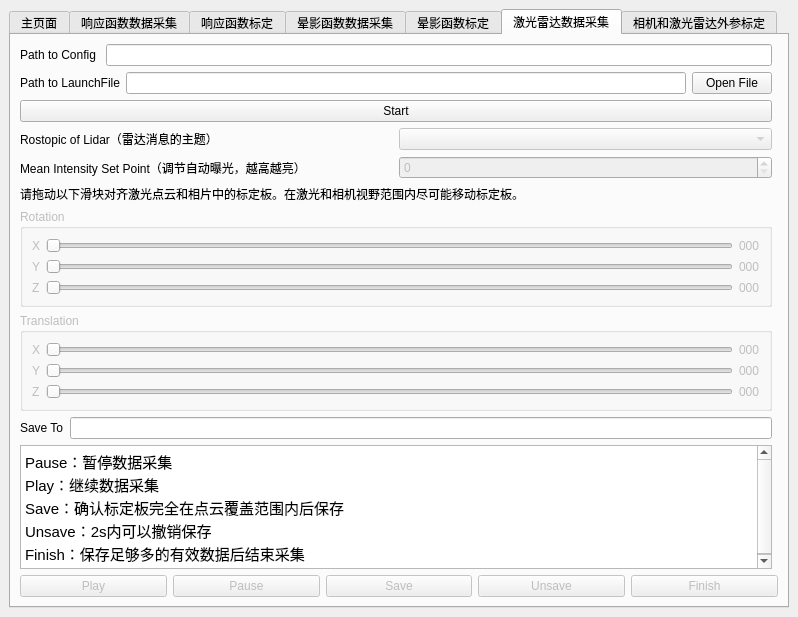
Above: src/mainwindow.ui from KangJialiang/Data-Platform before the change. Below: the same form after it.
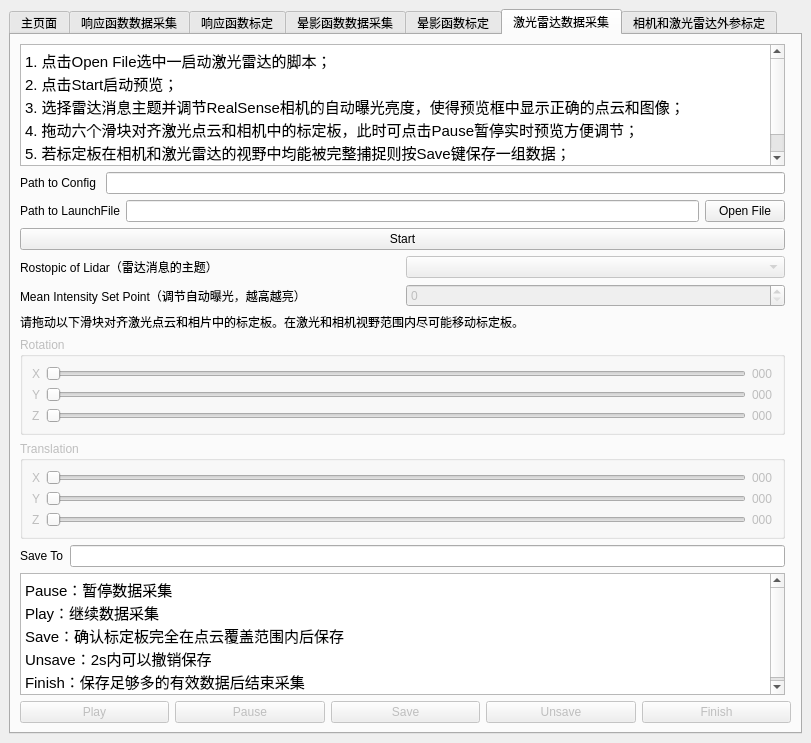
That is the form after the change. The open tabs and pages were chosen to show the change.

Diff of the .ui file:
```diff
--- a/src/mainwindow.ui
+++ b/src/mainwindow.ui
@@ -6,8 +6,8 @@
    <rect>
     <x>0</x>
     <y>0</y>
-    <width>798</width>
-    <height>617</height>
+    <width>811</width>
+    <height>743</height>
    </rect>
   </property>
   <property name="windowTitle">
@@ -18,7 +18,7 @@
   </property>
   <widget class="QWidget" name="centralwidget">
    <layout class="QGridLayout" name="gridLayout">
-    <item row="0" column="0">
+    <item row="0" column="1">
      <widget class="QTabWidget" name="tabWidget">
       <property name="mouseTracking">
        <bool>false</bool>
@@ -694,116 +694,142 @@
         <string>激光雷达数据采集</string>
        </attribute>
        <layout class="QGridLayout" name="gridLayout_10">
+        <item row="12" column="0">
+         <layout class="QHBoxLayout" name="saveToGroup">
+          <item>
+           <widget class="QLabel" name="saveToLabel">
+            <property name="text">
+             <string>Save To</string>
+            </property>
+           </widget>
+          </item>
+          <item>
+           <widget class="QLineEdit" name="saveToLine"/>
+          </item>
+         </layout>
+        </item>
         <item row="7" column="0">
+         <layout class="QHBoxLayout" name="AEControlGroupP5">
+          <item>
+           <widget class="QLabel" name="AEControlLabelP5">
+            <property name="text">
+             <string>Mean Intensity Set Point（调节自动曝光，越高越亮）</string>
+            </property>
+           </widget>
+          </item>
+          <item>
+           <widget class="QSpinBox" name="AEControlBoxP5">
+            <property name="enabled">
+             <bool>false</bool>
+            </property>
+            <property name="maximum">
+             <number>10000</number>
+            </property>
+           </widget>
+          </item>
+         </layout>
+        </item>
+        <item row="1" column="0">
+         <layout class="QHBoxLayout" name="horizontalLayout_2">
+          <item>
+           <widget class="QLabel" name="pathToConfigLabelP5">
+            <property name="text">
+             <string>Path to Config </string>
+            </property>
+           </widget>
+          </item>
+          <item>
+           <widget class="QLineEdit" name="pathToConfigLineP5"/>
+          </item>
+         </layout>
+        </item>
+        <item row="3" column="0">
+         <widget class="QPushButton" name="startButtonP5">
+          <property name="text">
+           <string>Start</string>
+          </property>
+         </widget>
+        </item>
+        <item row="13" column="0">
+         <widget class="QTextBrowser" name="textBrowser_2">
+          <property name="html">
+           <string>&lt;!DOCTYPE HTML PUBLIC &quot;-//W3C//DTD HTML 4.0//EN&quot; &quot;http://www.w3.org/TR/REC-html40/strict.dtd&quot;&gt;
+&lt;html&gt;&lt;head&gt;&lt;meta name=&quot;qrichtext&quot; content=&quot;1&quot; /&gt;&lt;style type=&quot;text/css&quot;&gt;
+p, li { white-space: pre-wrap; }
+&lt;/style&gt;&lt;/head&gt;&lt;body style=&quot; font-family:'Ubuntu'; font-size:11pt; font-weight:400; font-style:normal;&quot;&gt;
+&lt;p style=&quot; margin-top:0px; margin-bottom:0px; margin-left:0px; margin-right:0px; -qt-block-indent:0; text-indent:0px;&quot;&gt;Pause：暂停数据采集&lt;/p&gt;
+&lt;p style=&quot; margin-top:0px; margin-bottom:0px; margin-left:0px; margin-right:0px; -qt-block-indent:0; text-indent:0px;&quot;&gt;Play：继续数据采集&lt;/p&gt;
+&lt;p style=&quot; margin-top:0px; margin-bottom:0px; margin-left:0px; margin-right:0px; -qt-block-indent:0; text-indent:0px;&quot;&gt;Save：确认标定板完全在点云覆盖范围内后保存   &lt;/p&gt;
+&lt;p style=&quot; margin-top:0px; margin-bottom:0px; margin-left:0px; margin-right:0px; -qt-block-indent:0; text-indent:0px;&quot;&gt;Unsave：2s内可以撤销保存&lt;/p&gt;
+&lt;p style=&quot; margin-top:0px; margin-bottom:0px; margin-left:0px; margin-right:0px; -qt-block-indent:0; text-indent:0px;&quot;&gt;Finish：保存足够多的有效数据后结束采集&lt;/p&gt;&lt;/body&gt;&lt;/html&gt;</string>
+          </property>
+         </widget>
+        </item>
+        <item row="14" column="0" colspan="2">
+         <layout class="QHBoxLayout" name="buttonGroup">
+          <item>
+           <widget class="QPushButton" name="playButtonP5">
+            <property name="enabled">
+             <bool>false</bool>
+            </property>
+            <property name="text">
+             <string>Play</string>
+            </property>
+           </widget>
+          </item>
+          <item>
+           <widget class="QPushButton" name="pauseButtonP5">
+            <property name="enabled">
+             <bool>false</bool>
+            </property>
+            <property name="text">
+             <string>Pause</string>
+            </property>
+           </widget>
+          </item>
+          <item>
+           <widget class="QPushButton" name="saveButton">
+            <property name="enabled">
+             <bool>false</bool>
+            </property>
+            <property name="text">
+             <string>Save</string>
+            </property>
+           </widget>
+          </item>
+          <item>
+           <widget class="QPushButton" name="unsaveButtonP5">
+            <property name="enabled">
+             <bool>false</bool>
+            </property>
+            <property name="text">
+             <string>Unsave</string>
+            </property>
+            <property name="checkable">
+             <bool>false</bool>
+            </property>
+           </widget>
+          </item>
+          <item>
+           <widget class="QPushButton" name="finishButton">
+            <property name="enabled">
+             <bool>false</bool>
+            </property>
+            <property name="text">
+             <string>Finish</string>
+            </property>
+           </widget>
+          </item>
+         </layout>
+        </item>
+        <item row="9" column="0">
          <widget class="QLabel" name="label">
           <property name="text">
            <string>请拖动以下滑块对齐激光点云和相片中的标定板。在激光和相机视野范围内尽可能移动标定板。</string>
           </property>
          </widget>
         </item>
-        <item row="3" column="0">
-         <layout class="QHBoxLayout" name="rosTopicGroupP5">
-          <item>
-           <widget class="QLabel" name="rosTopicLabelP5">
-            <property name="text">
-             <string>Rostopic of Lidar（雷达消息的主题）</string>
-            </property>
-           </widget>
-          </item>
-          <item>
-           <widget class="QComboBox" name="rosTopicBoxP5">
-            <property name="enabled">
-             <bool>false</bool>
-            </property>
-           </widget>
-          </item>
-         </layout>
-        </item>
-        <item row="9" column="0">
-         <widget class="QGroupBox" name="translationGroup">
-          <property name="enabled">
-           <bool>false</bool>
-          </property>
-          <property name="title">
-           <string>Translation</string>
-          </property>
-          <layout class="QGridLayout" name="gridLayout_9">
-           <item row="0" column="0">
-            <widget class="QLabel" name="tx_label">
-             <property name="text">
-              <string>X</string>
-             </property>
-            </widget>
-           </item>
-           <item row="0" column="1">
-            <widget class="QSlider" name="tx_slide">
-             <property name="maximum">
-              <number>1000</number>
-             </property>
-             <property name="orientation">
-              <enum>Qt::Horizontal</enum>
-             </property>
-            </widget>
-           </item>
-           <item row="2" column="0">
-            <widget class="QLabel" name="tz_label">
-             <property name="text">
-              <string>Z</string>
-             </property>
-            </widget>
-           </item>
-           <item row="1" column="2">
-            <widget class="QLabel" name="ty_text">
-             <property name="text">
-              <string>000</string>
-             </property>
-            </widget>
-           </item>
-           <item row="2" column="1">
-            <widget class="QSlider" name="tz_slide">
-             <property name="maximum">
-              <number>1000</number>
-             </property>
-             <property name="orientation">
-              <enum>Qt::Horizontal</enum>
-             </property>
-            </widget>
-           </item>
-           <item row="0" column="2">
-            <widget class="QLabel" name="tx_text">
-             <property name="text">
-              <string>000</string>
-             </property>
-            </widget>
-           </item>
-           <item row="1" column="1">
-            <widget class="QSlider" name="ty_slide">
-             <property name="maximum">
-              <number>1000</number>
-             </property>
-             <property name="orientation">
-              <enum>Qt::Horizontal</enum>
-             </property>
-            </widget>
-           </item>
-           <item row="2" column="2">
-            <widget class="QLabel" name="tz_text">
-             <property name="text">
-              <string>000</string>
-             </property>
-            </widget>
-           </item>
-           <item row="1" column="0">
-            <widget class="QLabel" name="ty_label">
-             <property name="text">
-              <string>Y</string>
-             </property>
-            </widget>
-           </item>
-          </layout>
-         </widget>
-        </item>
-        <item row="1" column="0">
+        <item row="2" column="0">
          <layout class="QHBoxLayout" name="horizontalLayout_6">
           <item>
            <widget class="QLabel" name="pathToLaunchFileLableP5">
@@ -828,43 +854,7 @@
           </item>
          </layout>
         </item>
-        <item row="11" column="0">
-         <widget class="QTextBrowser" name="textBrowser_2">
-          <property name="html">
-           <string>&lt;!DOCTYPE HTML PUBLIC &quot;-//W3C//DTD HTML 4.0//EN&quot; &quot;http://www.w3.org/TR/REC-html40/strict.dtd&quot;&gt;
-&lt;html&gt;&lt;head&gt;&lt;meta name=&quot;qrichtext&quot; content=&quot;1&quot; /&gt;&lt;style type=&quot;text/css&quot;&gt;
-p, li { white-space: pre-wrap; }
-&lt;/style&gt;&lt;/head&gt;&lt;body style=&quot; font-family:'Ubuntu'; font-size:11pt; font-weight:400; font-style:normal;&quot;&gt;
-&lt;p style=&quot; margin-top:0px; margin-bottom:0px; margin-left:0px; margin-right:0px; -qt-block-indent:0; text-indent:0px;&quot;&gt;Pause：暂停数据采集&lt;/p&gt;
-&lt;p style=&quot; margin-top:0px; margin-bottom:0px; margin-left:0px; margin-right:0px; -qt-block-indent:0; text-indent:0px;&quot;&gt;Play：继续数据采集&lt;/p&gt;
-&lt;p style=&quot; margin-top:0px; margin-bottom:0px; margin-left:0px; margin-right:0px; -qt-block-indent:0; text-indent:0px;&quot;&gt;Save：确认标定板完全在点云覆盖范围内后保存   &lt;/p&gt;
-&lt;p style=&quot; margin-top:0px; margin-bottom:0px; margin-left:0px; margin-right:0px; -qt-block-indent:0; text-indent:0px;&quot;&gt;Unsave：2s内可以撤销保存&lt;/p&gt;
-&lt;p style=&quot; margin-top:0px; margin-bottom:0px; margin-left:0px; margin-right:0px; -qt-block-indent:0; text-indent:0px;&quot;&gt;Finish：保存足够多的有效数据后结束采集&lt;/p&gt;&lt;/body&gt;&lt;/html&gt;</string>
-          </property>
-         </widget>
-        </item>
-        <item row="5" column="0">
-         <layout class="QHBoxLayout" name="AEControlGroupP5">
-          <item>
-           <widget class="QLabel" name="AEControlLabelP5">
-            <property name="text">
-             <string>Mean Intensity Set Point（调节自动曝光，越高越亮）</string>
-            </property>
-           </widget>
-          </item>
-          <item>
-           <widget class="QSpinBox" name="AEControlBoxP5">
-            <property name="enabled">
-             <bool>false</bool>
-            </property>
-            <property name="maximum">
-             <number>10000</number>
-            </property>
-           </widget>
-          </item>
-         </layout>
-        </item>
-        <item row="8" column="0">
+        <item row="10" column="0">
          <widget class="QGroupBox" name="rotationGroup">
           <property name="enabled">
            <bool>false</bool>
@@ -948,95 +938,121 @@
           </layout>
          </widget>
         </item>
-        <item row="12" column="0" colspan="2">
-         <layout class="QHBoxLayout" name="buttonGroup">
-          <item>
-           <widget class="QPushButton" name="playButtonP5">
-            <property name="enabled">
-             <bool>false</bool>
-            </property>
-            <property name="text">
-             <string>Play</string>
-            </property>
-           </widget>
-          </item>
-          <item>
-           <widget class="QPushButton" name="pauseButtonP5">
-            <property name="enabled">
-             <bool>false</bool>
-            </property>
-            <property name="text">
-             <string>Pause</string>
-            </property>
-           </widget>
-          </item>
-          <item>
-           <widget class="QPushButton" name="saveButton">
-            <property name="enabled">
-             <bool>false</bool>
-            </property>
-            <property name="text">
-             <string>Save</string>
-            </property>
-           </widget>
-          </item>
-          <item>
-           <widget class="QPushButton" name="unsaveButtonP5">
-            <property name="enabled">
-             <bool>false</bool>
-            </property>
-            <property name="text">
-             <string>Unsave</string>
-            </property>
-            <property name="checkable">
-             <bool>false</bool>
-            </property>
-           </widget>
-          </item>
-          <item>
-           <widget class="QPushButton" name="finishButton">
-            <property name="enabled">
-             <bool>false</bool>
-            </property>
-            <property name="text">
-             <string>Finish</string>
-            </property>
-           </widget>
-          </item>
-         </layout>
+        <item row="11" column="0">
+         <widget class="QGroupBox" name="translationGroup">
+          <property name="enabled">
+           <bool>false</bool>
+          </property>
+          <property name="title">
+           <string>Translation</string>
+          </property>
+          <layout class="QGridLayout" name="gridLayout_9">
+           <item row="0" column="0">
+            <widget class="QLabel" name="tx_label">
+             <property name="text">
+              <string>X</string>
+             </property>
+            </widget>
+           </item>
+           <item row="0" column="1">
+            <widget class="QSlider" name="tx_slide">
+             <property name="maximum">
+              <number>1000</number>
+             </property>
+             <property name="orientation">
+              <enum>Qt::Horizontal</enum>
+             </property>
+            </widget>
+           </item>
+           <item row="2" column="0">
+            <widget class="QLabel" name="tz_label">
+             <property name="text">
+              <string>Z</string>
+             </property>
+            </widget>
+           </item>
+           <item row="1" column="2">
+            <widget class="QLabel" name="ty_text">
+             <property name="text">
+              <string>000</string>
+             </property>
+            </widget>
+           </item>
+           <item row="2" column="1">
+            <widget class="QSlider" name="tz_slide">
+             <property name="maximum">
+              <number>1000</number>
+             </property>
+             <property name="orientation">
+              <enum>Qt::Horizontal</enum>
+             </property>
+            </widget>
+           </item>
+           <item row="0" column="2">
+            <widget class="QLabel" name="tx_text">
+             <property name="text">
+              <string>000</string>
+             </property>
+            </widget>
+           </item>
+           <item row="1" column="1">
+            <widget class="QSlider" name="ty_slide">
+             <property name="maximum">
+              <number>1000</number>
+             </property>
+             <property name="orientation">
+              <enum>Qt::Horizontal</enum>
+             </property>
+            </widget>
+           </item>
+           <item row="2" column="2">
+            <widget class="QLabel" name="tz_text">
+             <property name="text">
+              <string>000</string>
+             </property>
+            </widget>
+           </item>
+           <item row="1" column="0">
+            <widget class="QLabel" name="ty_label">
+             <property name="text">
+              <string>Y</string>
+             </property>
+            </widget>
+           </item>
+          </layout>
+         </widget>
         </item>
-        <item row="10" column="0">
-         <layout class="QHBoxLayout" name="saveToGroup">
+        <item row="5" column="0">
+         <layout class="QHBoxLayout" name="rosTopicGroupP5">
           <item>
-           <widget class="QLabel" name="saveToLabel">
+           <widget class="QLabel" name="rosTopicLabelP5">
             <property name="text">
-             <string>Save To</string>
+             <string>Rostopic of Lidar（雷达消息的主题）</string>
             </property>
            </widget>
           </item>
           <item>
-           <widget class="QLineEdit" name="saveToLine"/>
+           <widget class="QComboBox" name="rosTopicBoxP5">
+            <property name="enabled">
+             <bool>false</bool>
+            </property>
+           </widget>
           </item>
          </layout>
         </item>
         <item row="0" column="0">
-         <layout class="QHBoxLayout" name="horizontalLayout_2">
-          <item>
-           <widget class="QLabel" name="pathToConfigLabelP5">
-            <property name="text">
-             <string>Path to Config </string>
-            </property>
-           </widget>
-          </item>
-          <item>
-           <widget class="QLineEdit" name="pathToConfigLineP5"/>
-          </item>
-         </layout>
-        </item>
-        <item row="2" column="0">
-         <widget class="QPushButton" name="startButtonP5">
-          <property name="text">
-           <string>Start</string>
+         <widget class="QTextBrowser" name="textBrowser_5">
+          <property name="html">
+           <string>&lt;!DOCTYPE HTML PUBLIC &quot;-//W3C//DTD HTML 4.0//EN&quot; &quot;http://www.w3.org/TR/REC-html40/strict.dtd&quot;&gt;
+&lt;html&gt;&lt;head&gt;&lt;meta name=&quot;qrichtext&quot; content=&quot;1&quot; /&gt;&lt;style type=&quot;text/css&quot;&gt;
+p, li { white-space: pre-wrap; }
+&lt;/style&gt;&lt;/head&gt;&lt;body style=&quot; font-family:'Ubuntu'; font-size:11pt; font-weight:400; font-style:normal;&quot;&gt;
+&lt;p style=&quot; margin-top:0px; margin-bottom:0px; margin-left:0px; margin-right:0px; -qt-block-indent:0; text-indent:0px;&quot;&gt;1. 点击Open File选中一启动激光雷达的脚本；&lt;/p&gt;
+&lt;p style=&quot; margin-top:0px; margin-bottom:0px; margin-left:0px; margin-right:0px; -qt-block-indent:0; text-indent:0px;&quot;&gt;2. 点击Start启动预览；&lt;/p&gt;
+&lt;p style=&quot; margin-top:0px; margin-bottom:0px; margin-left:0px; margin-right:0px; -qt-block-indent:0; text-indent:0px;&quot;&gt;3. 选择雷达消息主题并调节RealSense相机的自动曝光亮度，使得预览框中显示正确的点云和图像；&lt;/p&gt;
+&lt;p style=&quot; margin-top:0px; margin-bottom:0px; margin-left:0px; margin-right:0px; -qt-block-indent:0; text-indent:0px;&quot;&gt;4. 拖动六个滑块对齐激光点云和相机中的标定板，此时可点击Pause暂停实时预览方便调节；&lt;/p&gt;
+&lt;p style=&quot; margin-top:0px; margin-bottom:0px; margin-left:0px; margin-right:0px; -qt-block-indent:0; text-indent:0px;&quot;&gt;5. 若标定板在相机和激光雷达的视野中均能被完整捕捉则按Save键保存一组数据；&lt;/p&gt;
+&lt;p style=&quot; margin-top:0px; margin-bottom:0px; margin-left:0px; margin-right:0px; -qt-block-indent:0; text-indent:0px;&quot;&gt;6. 存完足够多的数据后点击Finish结束采集。&lt;/p&gt;&lt;/body&gt;&lt;/html&gt;</string>
           </property>
          </widget>
         </item>
```
Left out of the diff: 242 changed lines with no effect on the pictures.
